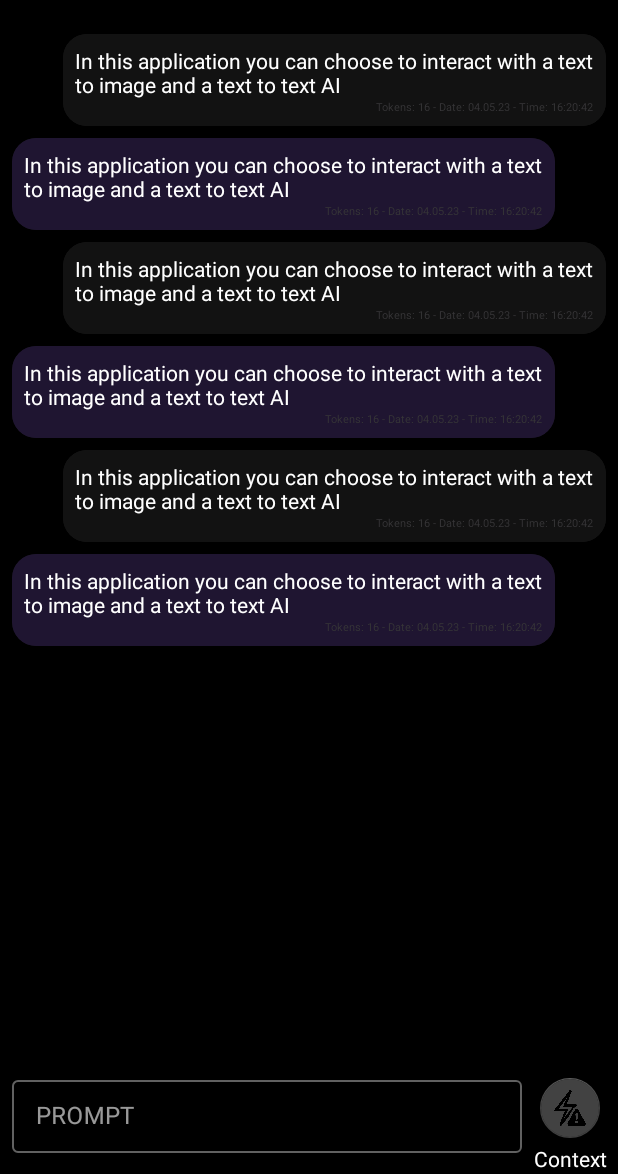
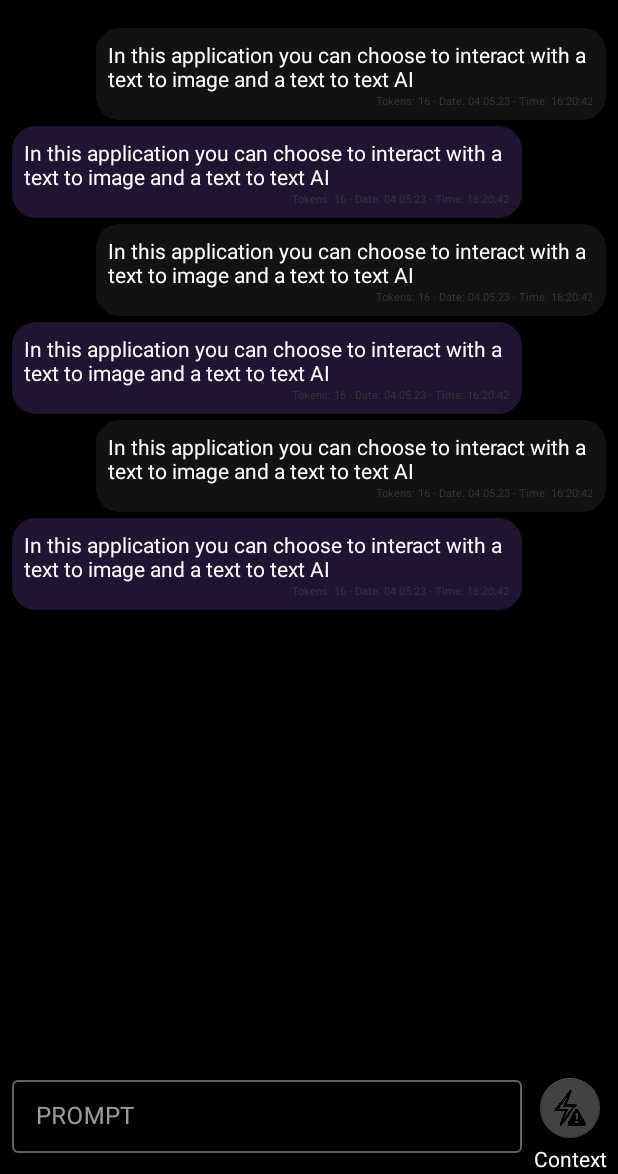
Before and after one commit to frapastique/frapuse-ai-companion-android-app, an Android app: the layout fragment_text_gen.xml on its own in the app's theme, with its tools: preview values and no code run, on a phone screen of 412 x 824 dp, the part 62-1236 px from its top. Run offline under Robolectric (Android 15) with nearby library versions, the phone set to English and light mode, and no system bars.

Commit message:
add instructions textview in adapter && adjust appearance

```diff
--- a/app/src/main/java/com/back/frapuse/util/TextGenRVChatAdapter.kt
+++ b/app/src/main/java/com/back/frapuse/util/TextGenRVChatAdapter.kt
@@ -45,12 +45,18 @@ class TextGenRVChatAdapter(
     override fun onBindViewHolder(holder: TextGenRVChatViewHolder, position: Int) {
         val chat = dataset[position]
 
+        if (position == 0 && chat.name == "Human") {
+            holder.binding.clChatInstructions.visibility = View.VISIBLE
+            holder.binding.tvInstructionsText.text = viewModelTextGen.instructionsPrompt.value
+        }
+
         if (chat.name == "Human") {
             holder.binding.clChatHuman.visibility = View.VISIBLE
             holder.binding.clChatAi.visibility = View.GONE
             holder.binding.tvMessageTextHuman.text = chat.message
             holder.binding.tvMessageInfoHuman.text = chat.tokens + " - " + chat.dateTime
         } else if (chat.name == "AI") {
+            holder.binding.clChatInstructions.visibility = View.GONE
             holder.binding.clChatHuman.visibility = View.GONE
             holder.binding.clChatAi.visibility = View.VISIBLE
             holder.binding.tvMessageTextAi.text = chat.message
--- a/app/src/main/res/layout/fragment_text_gen.xml
+++ b/app/src/main/res/layout/fragment_text_gen.xml
@@ -42,12 +42,14 @@
                     android:layout_width="match_parent"
                     android:layout_height="match_parent"
                     android:paddingTop="56dp"
-                    android:paddingBottom="8dp"
+                    android:paddingBottom="2dp"
                     android:clipToPadding="false"
                     android:scrollbars="vertical"
                     android:scrollbarSize="2dp"
+                    android:scrollbarStyle="outsideOverlay"
                     android:fadeScrollbars="true"
                     android:scrollbarDefaultDelayBeforeFade="@integer/material_motion_duration_short_1"
+                    android:layout_alignParentBottom="true"
                     app:layout_constraintEnd_toEndOf="parent"
                     app:layout_constraintBottom_toTopOf="@id/ti_prompt"
                     app:flow_horizontalAlign="center"
--- a/app/src/main/res/layout/text_gen_rv_chat_item.xml
+++ b/app/src/main/res/layout/text_gen_rv_chat_item.xml
@@ -19,7 +19,7 @@
                 android:visibility="gone"
                 android:layout_width="match_parent"
                 android:layout_height="wrap_content"
-                android:paddingTop="8dp"
+                android:paddingTop="4dp"
                 app:layout_constraintStart_toStartOf="parent"
                 app:layout_constraintTop_toTopOf="parent"
                 app:layout_constraintEnd_toEndOf="parent">
@@ -40,7 +40,7 @@
                             android:layout_width="wrap_content"
                             android:layout_height="match_parent"
                             android:padding="8dp"
-                            android:background="@color/dark_grey">
+                            android:background="@color/purple_1200">
 
                         <com.google.android.material.textview.MaterialTextView
                                 android:id="@+id/tv_instructions"
@@ -48,12 +48,13 @@
                                 android:textStyle="bold"
                                 android:layout_width="wrap_content"
                                 android:layout_height="wrap_content"
-                                android:visibility="visible"
+                                android:visibility="gone"
                                 app:layout_constraintTop_toTopOf="parent"
                                 app:layout_constraintStart_toStartOf="parent" />
 
                         <com.google.android.material.textview.MaterialTextView
                                 android:id="@+id/tv_instructions_text"
+                                android:textColor="@color/grey"
                                 android:layout_width="wrap_content"
                                 android:layout_height="wrap_content"
                                 app:layout_constraintStart_toStartOf="parent"
@@ -63,6 +64,7 @@
 
                         <com.google.android.material.textview.MaterialTextView
                                 android:id="@+id/tv_info_instructions"
+                                android:visibility="gone"
                                 android:textSize="7sp"
                                 android:textColor="@color/grey"
                                 android:layout_width="wrap_content"
@@ -81,14 +83,14 @@
                 android:visibility="visible"
                 android:layout_width="match_parent"
                 android:layout_height="wrap_content"
-                android:paddingTop="8dp"
+                android:paddingTop="4dp"
                 app:layout_constraintStart_toStartOf="parent"
                 app:layout_constraintTop_toBottomOf="@id/cl_chat_instructions"
                 app:layout_constraintEnd_toEndOf="parent">
 
             <Space
                     android:id="@+id/spacer_left"
-                    android:layout_width="34dp"
+                    android:layout_width="56dp"
                     android:layout_height="0dp"
                     app:layout_constraintTop_toTopOf="parent"
                     app:layout_constraintBottom_toBottomOf="parent"
@@ -175,14 +177,14 @@
                 android:visibility="visible"
                 android:layout_width="match_parent"
                 android:layout_height="wrap_content"
-                android:paddingTop="8dp"
+                android:paddingTop="4dp"
                 app:layout_constraintStart_toStartOf="parent"
                 app:layout_constraintTop_toBottomOf="@id/cl_chat_human"
                 app:layout_constraintEnd_toEndOf="parent">
 
             <Space
                     android:id="@+id/spacer_right"
-                    android:layout_width="34dp"
+                    android:layout_width="56dp"
                     android:layout_height="0dp"
                     app:layout_constraintTop_toTopOf="parent"
                     app:layout_constraintBottom_toBottomOf="parent"
```
